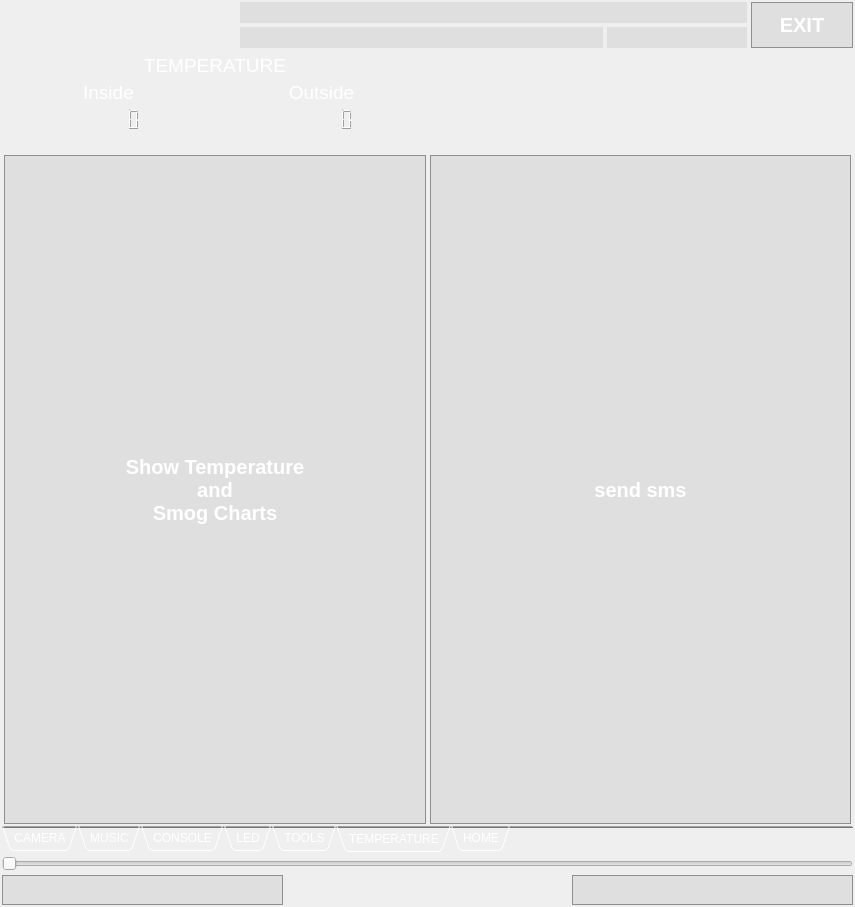
Above: iDom_Client/idom_client.ui from cyniu88/QT_kurs before the change. Below: the same form after it.
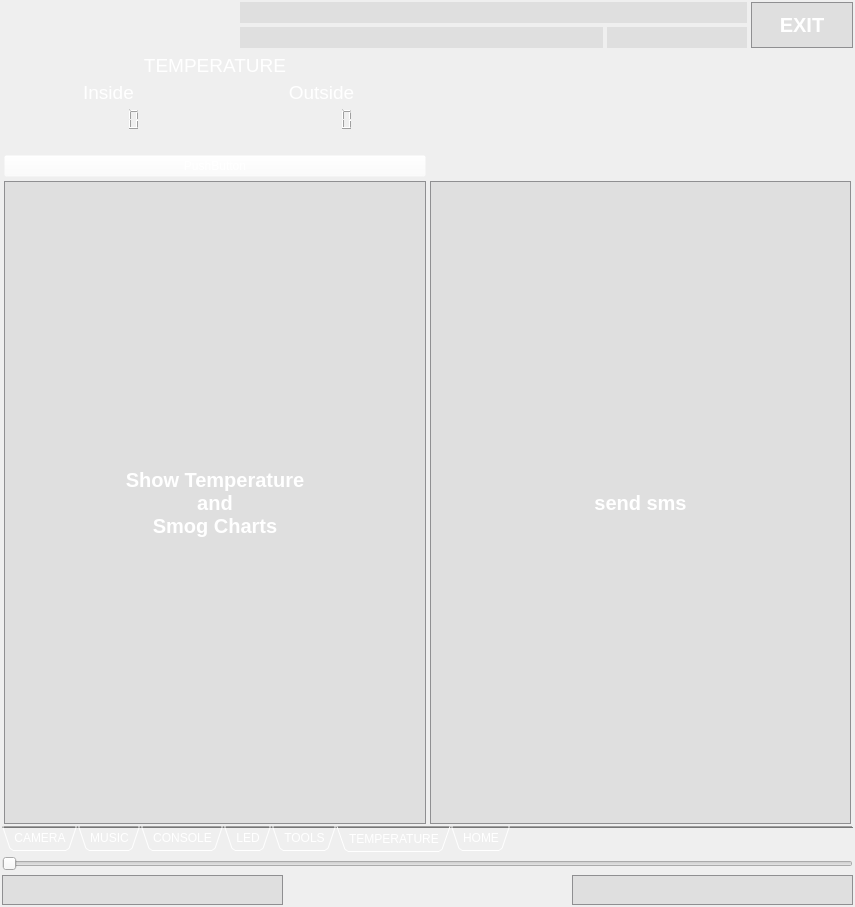
That is the form after the change. Icons and pictures are not drawn. Custom widgets are drawn as their Qt base class.

```diff
--- a/iDom_Client/idom_client.ui
+++ b/iDom_Client/idom_client.ui
@@ -2595,30 +2595,18 @@
         <string>TEMPERATURE</string>
        </attribute>
        <layout class="QGridLayout" name="gridLayout_13">
-        <item row="2" column="1">
-         <widget class="QPushButton" name="b_sms">
-          <property name="sizePolicy">
-           <sizepolicy hsizetype="Minimum" vsizetype="Preferred">
-            <horstretch>0</horstretch>
-            <verstretch>0</verstretch>
-           </sizepolicy>
+        <item row="1" column="1">
+         <spacer name="horizontalSpacer_2">
+          <property name="orientation">
+           <enum>Qt::Horizontal</enum>
           </property>
-          <property name="styleSheet">
-           <string notr="true">QPushButton {
-background-color: rgb(158, 158, 158,50);
-border: 1px solid #8f8f91;
-border-radius: 0px;
-color:white;
-font: bold 20px ;
-}
-QPushButton:pressed {
-border:none;
-}</string>
+          <property name="sizeHint" stdset="0">
+           <size>
+            <width>40</width>
+            <height>20</height>
+           </size>
           </property>
-          <property name="text">
-           <string>send sms</string>
-          </property>
-         </widget>
+         </spacer>
         </item>
         <item row="0" column="0">
          <layout class="QGridLayout" name="gridLayout_TEMPERATURE">
@@ -2774,7 +2762,45 @@
           </item>
          </layout>
         </item>
-        <item row="2" column="0">
+        <item row="3" column="1">
+         <widget class="QPushButton" name="b_sms">
+          <property name="sizePolicy">
+           <sizepolicy hsizetype="Minimum" vsizetype="Preferred">
+            <horstretch>0</horstretch>
+            <verstretch>0</verstretch>
+           </sizepolicy>
+          </property>
+          <property name="styleSheet">
+           <string notr="true">QPushButton {
+background-color: rgb(158, 158, 158,50);
+border: 1px solid #8f8f91;
+border-radius: 0px;
+color:white;
+font: bold 20px ;
+}
+QPushButton:pressed {
+border:none;
+}</string>
+          </property>
+          <property name="text">
+           <string>send sms</string>
+          </property>
+         </widget>
+        </item>
+        <item row="1" column="0">
+         <spacer name="horizontalSpacer_3">
+          <property name="orientation">
+           <enum>Qt::Horizontal</enum>
+          </property>
+          <property name="sizeHint" stdset="0">
+           <size>
+            <width>40</width>
+            <height>2</height>
+           </size>
+          </property>
+         </spacer>
+        </item>
+        <item row="3" column="0">
          <widget class="QPushButton" name="b_showTemperatureCharts">
           <property name="sizePolicy">
            <sizepolicy hsizetype="Minimum" vsizetype="Preferred">
@@ -2801,31 +2827,12 @@
           </property>
          </widget>
         </item>
-        <item row="1" column="1">
-         <spacer name="horizontalSpacer_2">
-          <property name="orientation">
-           <enum>Qt::Horizontal</enum>
+        <item row="2" column="0">
+         <widget class="QPushButton" name="b_share">
+          <property name="text">
+           <string>PushButton</string>
           </property>
-          <property name="sizeHint" stdset="0">
-           <size>
-            <width>40</width>
-            <height>20</height>
-           </size>
-          </property>
-         </spacer>
-        </item>
-        <item row="1" column="0">
-         <spacer name="horizontalSpacer_3">
-          <property name="orientation">
-           <enum>Qt::Horizontal</enum>
-          </property>
-          <property name="sizeHint" stdset="0">
-           <size>
-            <width>40</width>
-            <height>2</height>
-           </size>
-          </property>
-         </spacer>
+         </widget>
         </item>
        </layout>
       </widget>
```
Left out of the diff: 8 changed lines with no effect on the pictures.
